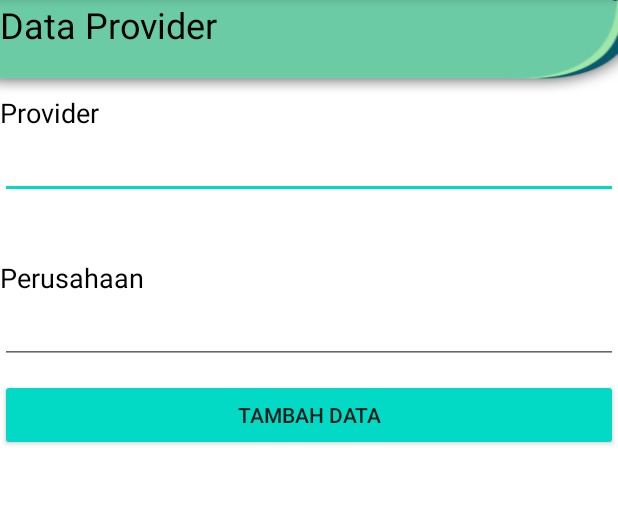
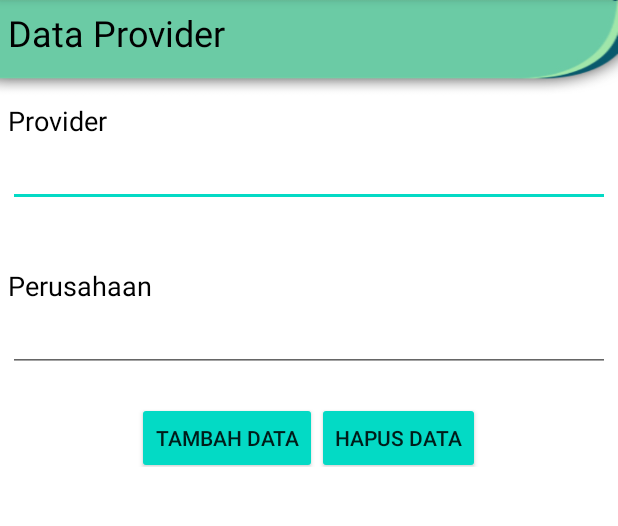
Before and after one commit to faqihakih/final-project-oop2, an Android app: the DimasActivity screen opened directly, with no data from a screen before it, on a phone screen of 412 x 824 dp, the part 84-610 px from its top. Run offline under Robolectric (Android 15) with nearby library versions, the phone set to English and light mode, and no system bars; libraries missing offline, so code that uses them is left out: io.realm, io.realm.exceptions; 5 statements that could not run were skipped.

Commit message:
progress list dimas 18090122

```diff
--- a/app/build.gradle
+++ b/app/build.gradle
@@ -33,6 +33,7 @@ dependencies {
     implementation 'androidx.appcompat:appcompat:1.2.0'
     implementation 'androidx.constraintlayout:constraintlayout:2.0.4'
     implementation "androidx.recyclerview:recyclerview:1.1.0"
+    implementation 'androidx.cardview:cardview:1.0.0'
     testImplementation 'junit:junit:4.12'
     androidTestImplementation 'androidx.test.ext:junit:1.1.2'
     androidTestImplementation 'androidx.test.espresso:espresso-core:3.3.0'
--- a/app/src/main/res/layout/activity_dimas.xml
+++ b/app/src/main/res/layout/activity_dimas.xml
@@ -4,12 +4,14 @@
     xmlns:tools="http://schemas.android.com/tools"
     android:layout_width="match_parent"
     android:layout_height="match_parent"
+    android:orientation="vertical"
     tools:context=".DimasActivity"
     android:background="@drawable/andro">
 
     <LinearLayout
         android:layout_width="match_parent"
-        android:layout_height="match_parent"
+        android:layout_height="wrap_content"
+        android:layout_margin="5dp"
         android:orientation="vertical">
 
         <TextView
@@ -25,43 +27,54 @@
             android:paddingTop="30dp"
             android:text="Provider"
             android:textColor="#000"
-            android:textSize="18dp"/>
+            android:textSize="18dp" />
+
         <EditText
             android:id="@+id/et_provider"
             android:layout_width="match_parent"
-            android:layout_height="wrap_content"/>
+            android:layout_height="wrap_content" />
+
         <TextView
-            android:layout_marginTop="10dp"
             android:layout_width="match_parent"
             android:layout_height="wrap_content"
+            android:layout_marginTop="10dp"
             android:paddingTop="30dp"
             android:text="Perusahaan"
             android:textColor="#000"
-            android:textSize="18dp"/>
+            android:textSize="18dp" />
+
         <EditText
             android:id="@+id/et_perusahaan"
             android:layout_width="match_parent"
-            android:layout_height="wrap_content"/>
+            android:layout_height="wrap_content" />
+    </LinearLayout>
+
+    <LinearLayout
+        android:layout_width="match_parent"
+        android:layout_height="wrap_content"
+        android:gravity="center"
+        android:orientation="horizontal">
+
         <Button
             android:id="@+id/btn_add"
+            android:layout_width="wrap_content"
+            android:layout_height="wrap_content"
             android:layout_marginTop="10dp"
-            android:layout_width="match_parent"
+            android:backgroundTint="@color/colorAccent"
+            android:text="Tambah Data" />
+        <Button
+            android:id="@+id/btn_hapus"
+            android:layout_width="wrap_content"
             android:layout_height="wrap_content"
-            android:text="Tambah Data"
-            android:backgroundTint="@color/colorAccent"/>
-        <TextView
-            android:id="@+id/hasil"
-            android:layout_width="match_parent"
-            android:layout_height="wrap_content"/>
-
-        <androidx.recyclerview.widget.RecyclerView
-            android:id="@+id/rv_hasil"
-            android:layout_width="match_parent"
-            android:layout_height="wrap_content">
-
-        </androidx.recyclerview.widget.RecyclerView>
+            android:layout_marginTop="10dp"
+            android:backgroundTint="@color/colorAccent"
+            android:text="Hapus Data" />
     </LinearLayout>
 
+    <androidx.recyclerview.widget.RecyclerView
+        android:id="@+id/rv_hasil"
+        android:layout_width="match_parent"
+        android:layout_height="wrap_content" />
 
 
 </LinearLayout>
```
Also changed, not shown: app/src/main/res/layout/item_userdimas.xml (+11 -2 lines).
